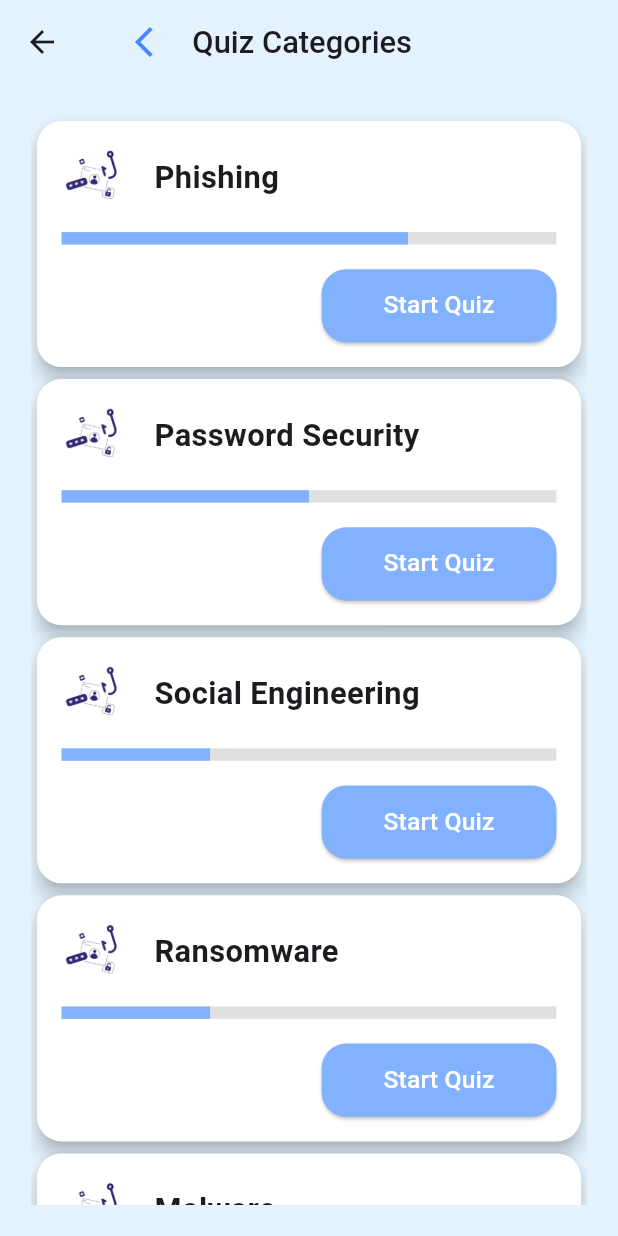
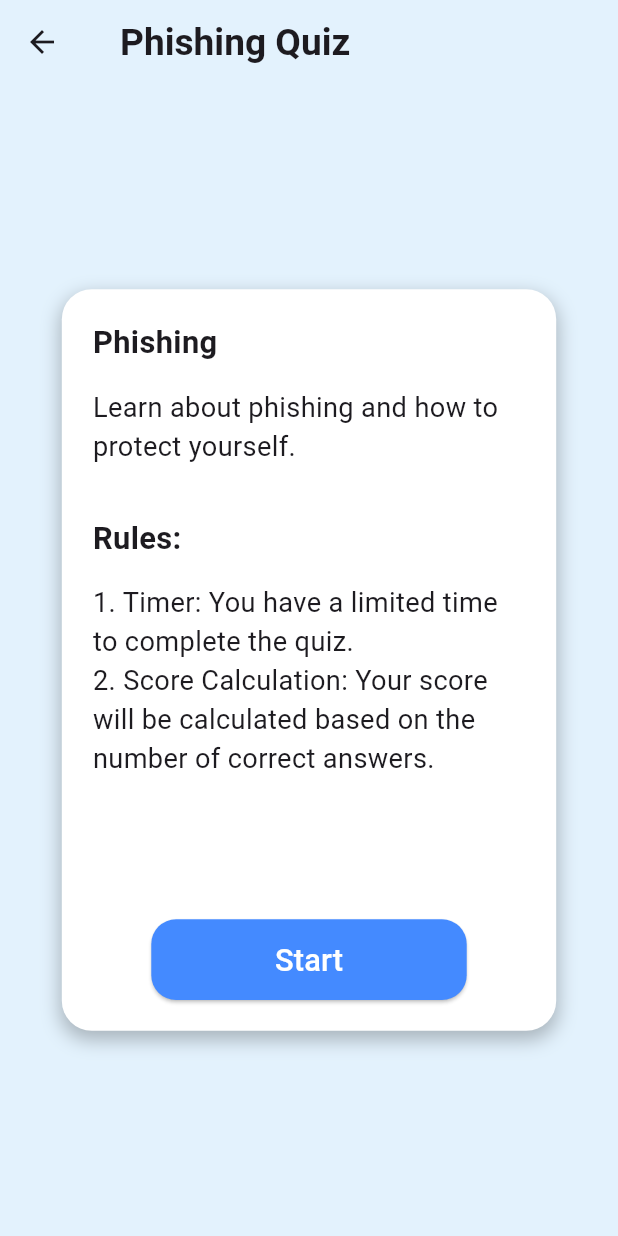
Before and after one commit to a-yane1/cybersecurity-quiz-awareness-app, a Flutter app: the HomeScreen screen opened by its route, after a tap on "Quiz Categories", after a tap on "Start Quiz", on a phone screen of 412 x 824 dp. Run offline on Flutter 3.47's test engine with Material 3 defaults, Android fonts, the light colour scheme and no system bars; our stand-ins replace smooth_page_indicator.

Commit message:
Your commit message

```diff
--- a/lib/main.dart
+++ b/lib/main.dart
@@ -1,5 +1,6 @@
 import 'package:cybersecurity_quiz_awareness_app/screens/authscreen.dart';
 import 'package:cybersecurity_quiz_awareness_app/screens/homescreen.dart';
+import 'package:cybersecurity_quiz_awareness_app/screens/quiz_intro_screen.dart';
 import 'package:cybersecurity_quiz_awareness_app/screens/quizcategoriesscreen.dart';
 import 'package:flutter/material.dart';
 
@@ -17,7 +18,22 @@
   Widget build(BuildContext context) {
     return MaterialApp(
       debugShowCheckedModeBanner: false,
-      home: SplashScreen(),
+      home: HomeScreen(),
+      onGenerateRoute: (settings) {
+        if (settings.name == QuizIntroductionScreen.routeName) {
+          final args = settings.arguments as Map<String, String>;
+          return MaterialPageRoute(
+            builder: (context) {
+              return QuizIntroductionScreen(
+                categoryName: args['categoryName']!,
+                description: args['description']!,
+              );
+            },
+          );
+        }
+        // Add other routes here if needed
+        return null;
+      },
       routes: {
         OnboardingScreen.routeName: (context) => OnboardingScreen(),
         AuthScreen.routeName: (context) => AuthScreen(),
--- a/lib/screens/authscreen.dart
+++ b/lib/screens/authscreen.dart
@@ -1,3 +1,4 @@
+import 'package:cybersecurity_quiz_awareness_app/widgets/elevated_body_container.dart';
 import 'package:flutter/material.dart';
 
 import 'homescreen.dart';
@@ -54,23 +55,8 @@ class _AuthScreenState extends State<AuthScreen> {
 
     return Scaffold(
       backgroundColor: const Color(0xFFE3F2FD), // Light blue background
-      body: Center(
-        child: Container(
-          height: height * 0.6,
-          width: width * 0.8,
-          decoration: BoxDecoration(
-            color: Colors.white,
-            borderRadius: BorderRadius.circular(20),
-            boxShadow: const [
-              BoxShadow(
-                color: Colors.black26,
-                blurRadius: 10,
-                spreadRadius: 1,
-                offset: Offset(0, 5),
-              ),
-            ],
-          ),
-          child: Center(
+      body: ElevatedContainer(
+        Center(
           child: Padding(
             padding: EdgeInsets.symmetric(horizontal: width * 0.1),
             child: Form(
@@ -86,8 +72,7 @@ class _AuthScreenState extends State<AuthScreen> {
                   SizedBox(height: height * 0.03),
                   if (!isLogin)
                     TextFormField(
-                        decoration:
-                            const InputDecoration(labelText: "Full Name"),
+                      decoration: const InputDecoration(labelText: "Full Name"),
                       validator: (value) =>
                           value!.isEmpty ? "Enter your name" : null,
                     ),
@@ -149,7 +134,6 @@ class _AuthScreenState extends State<AuthScreen> {
           ),
         ),
       ),
-      ),
     );
   }
 }
--- a/lib/screens/homescreen.dart
+++ b/lib/screens/homescreen.dart
@@ -1,4 +1,5 @@
 import 'package:cybersecurity_quiz_awareness_app/screens/quizcategoriesscreen.dart';
+import 'package:cybersecurity_quiz_awareness_app/widgets/hs_grid_card.dart';
 import 'package:flutter/material.dart';
 
 class HomeScreen extends StatelessWidget {
@@ -47,7 +48,7 @@ class HomeScreen extends StatelessWidget {
                   textAlign: TextAlign.center,
                   style: TextStyle(
                     fontSize: height * .025,
-                    fontWeight: FontWeight.bold,
+                    fontWeight: FontWeight.w500,
                   ),
                 ),
               ),
@@ -83,8 +84,7 @@ class HomeScreen extends StatelessWidget {
                         crossAxisSpacing: width * 0.05,
                         mainAxisSpacing: height * 0.04,
                         children: [
-                          _buildGridCard(
-                            context,
+                          HomeScreenGridCard(
                             'assets/quiz_img.jpg', // Replace with actual image asset
                             'Quiz Categories',
                             () {
@@ -92,24 +92,21 @@ class HomeScreen extends StatelessWidget {
                                   QuizCategoriesScreen.routeName);
                             },
                           ),
-                          _buildGridCard(
-                            context,
+                          HomeScreenGridCard(
                             'assets/quiz_img.jpg', // Replace with actual image asset
                             'Quick Quiz',
                             () {
                               // Navigate to Random questions (time-based challenge)
                             },
                           ),
-                          _buildGridCard(
-                            context,
+                          HomeScreenGridCard(
                             'assets/reward_img.jpg', // Replace with actual image asset
                             'Achievements',
                             () {
                               // Navigate to Achievements
                             },
                           ),
-                          _buildGridCard(
-                            context,
+                          HomeScreenGridCard(
                             'assets/settings.jpg', // Replace with actual image asset
                             'Settings',
                             () {
@@ -162,46 +159,4 @@ class HomeScreen extends StatelessWidget {
       ),
     );
   }
-
-  Widget _buildGridCard(BuildContext context, String imagePath, String title,
-      VoidCallback onTap) {
-    final height = MediaQuery.of(context).size.height;
-    final width = MediaQuery.of(context).size.width;
-
-    return GestureDetector(
-      onTap: onTap,
-      child: Card(
-        color: Colors.white,
-        elevation: 5,
-        shape: RoundedRectangleBorder(
-          borderRadius: BorderRadius.circular(height * 0.02),
-        ),
-        child: Padding(
-          padding: EdgeInsets.all(height * 0.007),
-          child: Column(
-            mainAxisAlignment: MainAxisAlignment.center,
-            children: [
-              Image.asset(
-                imagePath,
-                height: height * 0.1,
-                width: width * 0.2,
-                fit: BoxFit.cover,
-              ),
-              SizedBox(height: height * 0.02),
-              Expanded(
-                child: Text(
-                  title,
-                  style: TextStyle(
-                    fontSize: height * 0.02,
-                    fontWeight: FontWeight.bold,
-                  ),
-                  textAlign: TextAlign.center,
-                ),
-              ),
-            ],
-          ),
-        ),
-      ),
-    );
-  }
 }
--- /dev/null
+++ b/lib/screens/quiz_intro_screen.dart
@@ -0,0 +1,106 @@
+import 'package:cybersecurity_quiz_awareness_app/widgets/elevated_body_container.dart';
+import 'package:flutter/material.dart';
+
+class QuizIntroductionScreen extends StatelessWidget {
+  static const routeName = '/quiz-introduction';
+
+  final String categoryName;
+  final String description;
+
+  QuizIntroductionScreen(
+      {required this.categoryName, required this.description});
+
+  @override
+  Widget build(BuildContext context) {
+    final height = MediaQuery.of(context).size.height;
+    final width = MediaQuery.of(context).size.width;
+
+    return Scaffold(
+      backgroundColor: const Color(0xFFE3F2FD),
+      appBar: AppBar(
+        title: Padding(
+          padding: EdgeInsets.symmetric(horizontal: 8, vertical: height * 0.02),
+          child: Text(
+            '$categoryName Quiz',
+            style: TextStyle(
+              fontSize: height * 0.03,
+              fontWeight: FontWeight.w700,
+            ),
+          ),
+        ),
+        backgroundColor: const Color(0xFFE3F2FD),
+      ),
+      body: ElevatedContainer(
+        Padding(
+          padding: EdgeInsets.all(width * 0.05),
+          child: Column(
+            crossAxisAlignment: CrossAxisAlignment.start,
+            children: [
+              Text(
+                categoryName,
+                style: TextStyle(
+                  fontSize: height * 0.025,
+                  fontWeight: FontWeight.bold,
+                ),
+              ),
+              SizedBox(height: height * 0.02),
+              Text(
+                description,
+                style: TextStyle(
+                  fontSize: height * 0.022,
+                ),
+              ),
+              SizedBox(height: height * 0.04),
+              Text(
+                'Rules:',
+                style: TextStyle(
+                  fontSize: height * 0.025,
+                  fontWeight: FontWeight.bold,
+                ),
+              ),
+              SizedBox(height: height * 0.02),
+              Text(
+                '1. Timer: You have a limited time to complete the quiz.',
+                style: TextStyle(
+                  fontSize: height * 0.022,
+                ),
+              ),
+              Text(
+                '2. Score Calculation: Your score will be calculated based on the number of correct answers.',
+                style: TextStyle(
+                  fontSize: height * 0.022,
+                ),
+              ),
+              // Add more rules as needed
+              Spacer(),
+              Center(
+                child: ElevatedButton(
+                  onPressed: () {
+                    // Navigate to the quiz screen
+                  },
+                  style: ElevatedButton.styleFrom(
+                    shape: RoundedRectangleBorder(
+                      borderRadius: BorderRadius.circular(height * 0.02),
+                    ),
+                    padding: EdgeInsets.symmetric(
+                      horizontal: width * 0.2,
+                      vertical: height * 0.015,
+                    ),
+                    backgroundColor: Colors.blueAccent.shade200,
+                  ),
+                  child: Text(
+                    'Start',
+                    style: TextStyle(
+                      fontSize: height * 0.025,
+                      color: Colors.white,
+                    ),
+                  ),
+                ),
+              ),
+            ],
+          ),
+        ),
+      ),
+    );
+  }
+}
--- a/lib/screens/quizcategoriesscreen.dart
+++ b/lib/screens/quizcategoriesscreen.dart
@@ -1,5 +1,8 @@
 import 'package:cybersecurity_quiz_awareness_app/screens/homescreen.dart';
+import 'package:cybersecurity_quiz_awareness_app/widgets/category_card.dart';
 import 'package:flutter/material.dart';
+
+import 'quiz_intro_screen.dart';
 
 class QuizCategoriesScreen extends StatelessWidget {
   static const routeName = '/quiz-categories';
@@ -34,51 +37,90 @@ class QuizCategoriesScreen extends StatelessWidget {
         backgroundColor: const Color(0xFFE3F2FD),
       ),
       body: Padding(
-        padding: EdgeInsets.all(width * 0.05),
+        padding: EdgeInsets.all(width * 0.06),
         child: ListView(
           children: [
-            _buildCategoryCard(
-              context,
+            CategoryCard(
               'assets/phishing_illus.jpg', // Replace with actual image asset
               'Phishing',
               0.7, // Progress value (70% completed)
               () {
-                // Navigate to Quiz Introduction Screen
+                Navigator.pushNamed(
+                  context,
+                  QuizIntroductionScreen.routeName,
+                  arguments: {
+                    'categoryName': 'Phishing',
+                    'description':
+                        'Learn about phishing and how to protect yourself.',
+                  },
+                );
               },
             ),
-            _buildCategoryCard(
-              context,
+            CategoryCard(
               'assets/phishing_illus.jpg', // Replace with actual image asset
               'Password Security',
               0.5, // Progress value (50% completed)
               () {
+                Navigator.pushNamed(
+                  context,
+                  QuizIntroductionScreen.routeName,
+                  arguments: {
+                    'categoryName': 'Password security',
+                    'description':
+                        'Learn about Password and how to protect yourself.',
+                  },
+                );
                 // Navigate to Quiz Introduction Screen
               },
             ),
-            _buildCategoryCard(
-              context,
+            CategoryCard(
               'assets/phishing_illus.jpg', // Replace with actual image asset
               'Social Engineering',
               0.3, // Progress value (30% completed)
               () {
+                Navigator.pushNamed(
+                  context,
+                  QuizIntroductionScreen.routeName,
+                  arguments: {
+                    'categoryName': 'Social Engineering',
+                    'description':
+                        'Learn about Social Engineering and how to protect yourself.',
+                  },
+                );
                 // Navigate to Quiz Introduction Screen
               },
             ),
-            _buildCategoryCard(
-              context,
+            CategoryCard(
               'assets/phishing_illus.jpg', // Replace with actual image asset
               'Ransomware',
               0.3, // Progress value (30% completed)
               () {
+                Navigator.pushNamed(
+                  context,
+                  QuizIntroductionScreen.routeName,
+                  arguments: {
+                    'categoryName': 'Ransomware',
+                    'description':
+                        'Learn about Ransomware and how to protect yourself.',
+                  },
+                );
                 // Navigate to Quiz Introduction Screen
               },
             ),
-            _buildCategoryCard(
-              context,
+            CategoryCard(
               'assets/phishing_illus.jpg', // Replace with actual image asset
               'Malware',
               0.3, // Progress value (30% completed)
               () {
+                Navigator.pushNamed(
+                  context,
+                  QuizIntroductionScreen.routeName,
+                  arguments: {
+                    'categoryName': 'Malware',
+                    'description':
+                        'Learn about malware and how to protect yourself.',
+                  },
+                );
                 // Navigate to Quiz Introduction Screen
               },
             ),
@@ -88,75 +130,4 @@ class QuizCategoriesScreen extends StatelessWidget {
       ),
     );
   }
-
-  Widget _buildCategoryCard(BuildContext context, String imagePath,
-      String title, double progress, VoidCallback onTap) {
-    final height = MediaQuery.of(context).size.height;
-    final width = MediaQuery.of(context).size.width;
-
-    return Card(
-      color: Colors.white,
-      elevation: 5,
-      shape: RoundedRectangleBorder(
-        borderRadius: BorderRadius.circular(height * 0.02),
-      ),
-      child: Padding(
-        padding: EdgeInsets.all(height * 0.02),
-        child: Column(
-          crossAxisAlignment: CrossAxisAlignment.start,
-          children: [
-            Row(
-              children: [
-                Image.asset(
-                  imagePath,
-                  height: height * 0.05,
-                  width: width * 0.1,
-                  fit: BoxFit.cover,
-                ),
-                SizedBox(width: width * 0.05),
-                Text(
-                  title,
-                  style: TextStyle(
-                    fontSize: height * 0.025,
-                    fontWeight: FontWeight.bold,
-                  ),
-                ),
-              ],
-            ),
-            SizedBox(height: height * 0.02),
-            LinearProgressIndicator(
-              value: progress,
-              backgroundColor: Colors.grey.shade300,
-              color: Colors.blueAccent.shade100,
-              minHeight: height * 0.01,
-            ),
-            SizedBox(height: height * 0.02),
-            Align(
-              alignment: Alignment.centerRight,
-              child: ElevatedButton(
-                onPressed: onTap,
-                style: ElevatedButton.styleFrom(
-                  shape: RoundedRectangleBorder(
-                    borderRadius: BorderRadius.circular(height * 0.02),
-                  ),
-                  padding: EdgeInsets.symmetric(
-                    horizontal: width * 0.1,
-                    vertical: height * 0.015,
-                  ),
-                  backgroundColor: Colors.blueAccent.shade100,
-                ),
-                child: Text(
-                  'Start Quiz',
-                  style: TextStyle(
-                    fontSize: height * 0.02,
-                    color: Colors.white,
-                  ),
-                ),
-              ),
-            ),
-          ],
-        ),
-      ),
-    );
-  }
 }
--- /dev/null
+++ b/lib/widgets/category_card.dart
@@ -0,0 +1,79 @@
+import 'package:flutter/material.dart';
+
+class CategoryCard extends StatelessWidget {
+  CategoryCard(this.imagePath, this.title, this.progress, this.onTap,
+      {super.key});
+  String imagePath;
+  String title;
+  double progress;
+  VoidCallback onTap;
+  @override
+  Widget build(BuildContext context) {
+    final height = MediaQuery.of(context).size.height;
+    final width = MediaQuery.of(context).size.width;
+    return Card(
+      color: Colors.white,
+      elevation: 5,
+      shape: RoundedRectangleBorder(
+        borderRadius: BorderRadius.circular(height * 0.02),
+      ),
+      child: Padding(
+        padding: EdgeInsets.all(height * 0.03),
+        child: Column(
+          crossAxisAlignment: CrossAxisAlignment.start,
+          children: [
+            Row(
+              children: [
+                Image.asset(
+                  imagePath,
+                  height: height * 0.05,
+                  width: width * 0.1,
+                  fit: BoxFit.cover,
+                ),
+                SizedBox(width: width * 0.05),
+                Text(
+                  title,
+                  style: TextStyle(
+                    fontSize: height * 0.025,
+                    fontWeight: FontWeight.bold,
+                  ),
+                ),
+              ],
+            ),
+            SizedBox(height: height * 0.02),
+            LinearProgressIndicator(
+              value: progress,
+              backgroundColor: Colors.grey.shade300,
+              color: Colors.blueAccent.shade100,
+              minHeight: height * 0.01,
+            ),
+            SizedBox(height: height * 0.02),
+            Align(
+              alignment: Alignment.centerRight,
+              child: ElevatedButton(
+                onPressed: onTap,
+                style: ElevatedButton.styleFrom(
+                  shape: RoundedRectangleBorder(
+                    borderRadius: BorderRadius.circular(height * 0.02),
+                  ),
+                  padding: EdgeInsets.symmetric(
+                    horizontal: width * 0.1,
+                    vertical: height * 0.015,
+                  ),
+                  backgroundColor: Colors.blueAccent.shade100,
+                ),
+                child: Text(
+                  'Start Quiz',
+                  style: TextStyle(
+                    fontSize: height * 0.02,
+                    color: Colors.white,
+                  ),
+                ),
+              ),
+            ),
+          ],
+        ),
+      ),
+    );
+  }
+}
--- /dev/null
+++ b/lib/widgets/elevated_body_container.dart
@@ -0,0 +1,31 @@
+import 'package:flutter/material.dart';
+
+class ElevatedContainer extends StatelessWidget {
+  ElevatedContainer(this.child, {super.key});
+  Widget child;
+
+  @override
+  Widget build(BuildContext context) {
+    final height = MediaQuery.of(context).size.height;
+    final width = MediaQuery.of(context).size.width;
+    return Center(
+      child: Container(
+        height: height * 0.6,
+        width: width * 0.8,
+        decoration: BoxDecoration(
+          color: Colors.white,
+          borderRadius: BorderRadius.circular(20),
+          boxShadow: const [
+            BoxShadow(
+              color: Colors.black26,
+              blurRadius: 10,
+              spreadRadius: 1,
+              offset: Offset(0, 5),
+            ),
+          ],
+        ),
+        child: child,
+      ),
+    );
+  }
+}
--- /dev/null
+++ b/lib/widgets/hs_grid_card.dart
@@ -0,0 +1,49 @@
+import 'package:flutter/material.dart';
+
+class HomeScreenGridCard extends StatelessWidget {
+  HomeScreenGridCard(this.imagePath, this.title, this.onTap, {super.key});
+  String imagePath;
+  String title;
+  VoidCallback onTap;
+
+  @override
+  Widget build(BuildContext context) {
+    final height = MediaQuery.of(context).size.height;
+    final width = MediaQuery.of(context).size.width;
+    return GestureDetector(
+      onTap: onTap,
+      child: Card(
+        color: Colors.white,
+        elevation: 5,
+        shape: RoundedRectangleBorder(
+          borderRadius: BorderRadius.circular(height * 0.02),
+        ),
+        child: Padding(
+          padding: EdgeInsets.all(height * 0.007),
+          child: Column(
+            mainAxisAlignment: MainAxisAlignment.center,
+            children: [
+              Image.asset(
+                imagePath,
+                height: height * 0.1,
+                width: width * 0.2,
+                fit: BoxFit.cover,
+              ),
+              SizedBox(height: height * 0.02),
+              Expanded(
+                child: Text(
+                  title,
+                  style: TextStyle(
+                    fontSize: height * 0.02,
+                    fontWeight: FontWeight.bold,
+                  ),
+                  textAlign: TextAlign.center,
+                ),
+              ),
+            ],
+          ),
+        ),
+      ),
+    );
+  }
+}
```
Lines whose indentation alone changed are shown as unchanged.
